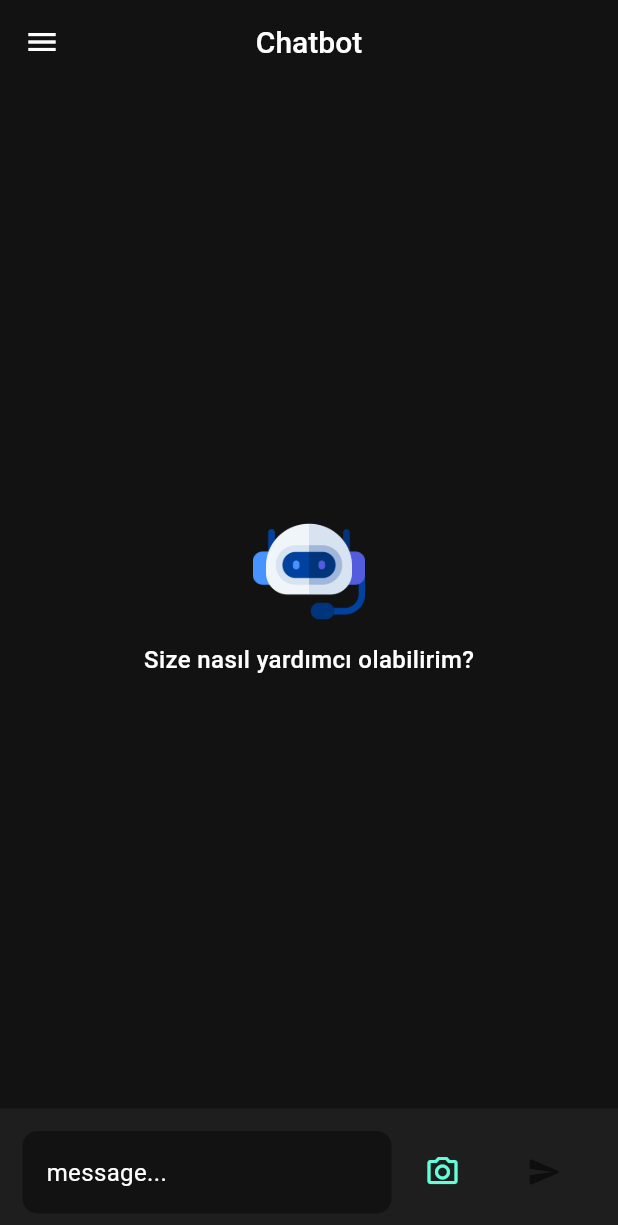
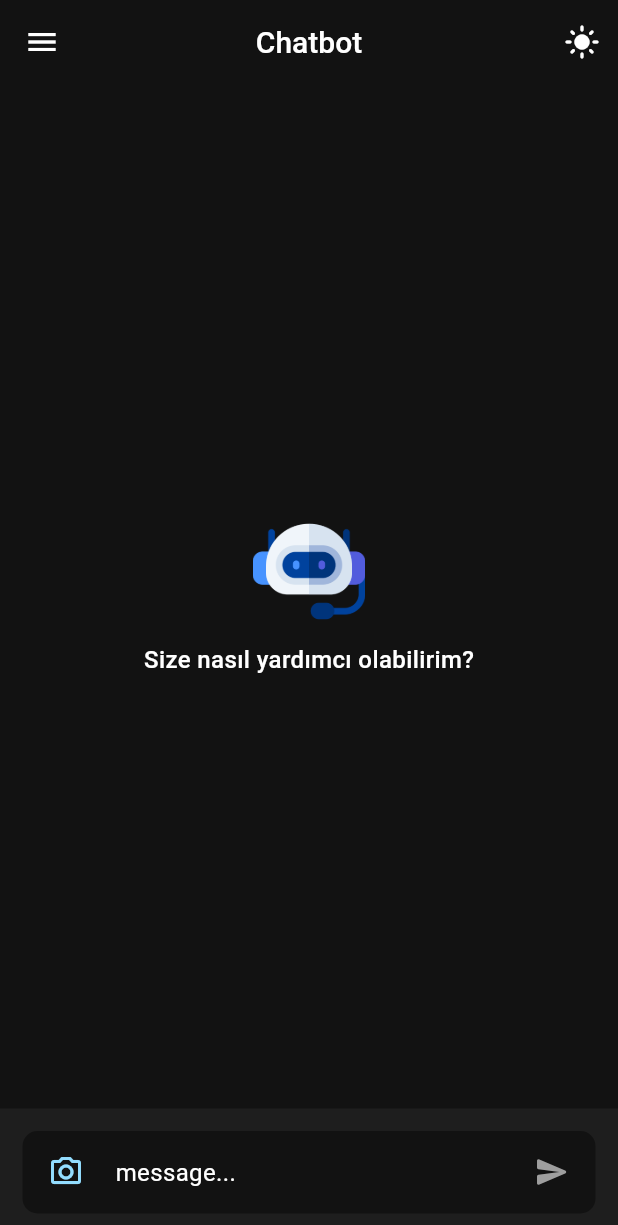
Before and after one commit to Emir1719/Chatbot, a Flutter app: the screen it shows after launch, on a phone screen of 412 x 824 dp. Shown: the top 1225 px of the screen. Run offline on Flutter 3.47's test engine with Material 3 defaults, Android fonts, the phone set to English and light mode, and no system bars; our stand-ins replace bloc, dio, equatable, flutter_bloc, google_generative_ai; network calls fail.

Commit message:
tema değişimi oldu

```diff
--- a/lib/features/chat/presentation/pages/chat/chat_view.dart
+++ b/lib/features/chat/presentation/pages/chat/chat_view.dart
@@ -1,6 +1,7 @@
 import 'package:chatbot/features/chat/presentation/widgets/chat/chat_drawer.dart';
 import 'package:chatbot/features/chat/presentation/widgets/chat/chat_list_view_builder.dart';
 import 'package:chatbot/features/chat/presentation/widgets/chat/chat_message_area.dart';
+import 'package:chatbot/features/chat/presentation/widgets/chat/theme_change_button.dart';
 import 'package:flutter/material.dart';
 
 class ChatView extends StatelessWidget {
@@ -9,7 +10,10 @@ class ChatView extends StatelessWidget {
   @override
   Widget build(BuildContext context) {
     return Scaffold(
-      appBar: AppBar(title: const Text("Chatbot")),
+      appBar: AppBar(
+        title: const Text("Chatbot"),
+        actions: [ThemeChangeButton()],
+      ),
       drawer: const ChatDrawer(),
       body: const Column(
         children: [
--- a/lib/features/chat/presentation/widgets/bubble/bubble_text.dart
+++ b/lib/features/chat/presentation/widgets/bubble/bubble_text.dart
@@ -13,7 +13,7 @@ class BubbleText extends StatelessWidget {
       children: [
         BubbleSpecialThree(
           text: chat?.userMessage ?? "",
-          color: const Color(0xFF1B97F3),
+          color: context.color.secondary,
           tail: true,
           isSender: true,
           textStyle: context.text.bodyMedium!.copyWith(
@@ -24,7 +24,7 @@ class BubbleText extends StatelessWidget {
         const SizedBox(height: 10),
         BubbleSpecialThree(
           text: chat?.modelMessage ?? "",
-          color: const Color(0xFF1B97F3),
+          color: context.color.secondary,
           tail: true,
           isSender: false,
           textStyle: context.text.bodyMedium!.copyWith(
--- a/lib/features/chat/presentation/widgets/chat/chat_button.dart
+++ b/lib/features/chat/presentation/widgets/chat/chat_button.dart
@@ -12,14 +12,9 @@ class ChatButton extends StatelessWidget {
     return BlocBuilder<MessageCubit, String>(
       builder: (context, message) {
         return Padding(
-          padding: const EdgeInsets.symmetric(horizontal: 10),
+          padding: const EdgeInsets.symmetric(horizontal: 5),
           child: IconButton(
-            onPressed: message.isEmpty
-                ? null
-                : () {
-                    context.read<ChatBloc>().add(UserMessageEvent(message: message));
-                    context.read<MessageCubit>().clearMessage();
-                  },
+            onPressed: _onPressed(message, context),
             icon: Icon(
               Icons.send_rounded,
               color: message.isEmpty ? context.color.shadow : context.color.secondary,
@@ -29,4 +24,13 @@ class ChatButton extends StatelessWidget {
       },
     );
   }
+
+  void Function()? _onPressed(String message, BuildContext context) {
+    return message.isEmpty
+        ? null
+        : () {
+            context.read<ChatBloc>().add(UserMessageEvent(message: message));
+            context.read<MessageCubit>().clearMessage();
+          };
+  }
 }
--- a/lib/features/chat/presentation/widgets/chat/chat_camera_send_button.dart
+++ b/lib/features/chat/presentation/widgets/chat/chat_camera_send_button.dart
@@ -11,7 +11,7 @@ class ChatCameraSendButton extends StatelessWidget {
     return BlocBuilder<MessageCubit, String>(
       builder: (context, message) {
         return Padding(
-          padding: const EdgeInsets.symmetric(horizontal: 10),
+          padding: const EdgeInsets.symmetric(horizontal: 5),
           child: IconButton(
             onPressed: () {},
             icon: Icon(
--- a/lib/features/chat/presentation/widgets/chat/chat_message_area.dart
+++ b/lib/features/chat/presentation/widgets/chat/chat_message_area.dart
@@ -1,5 +1,3 @@
-import 'package:chatbot/features/chat/presentation/widgets/chat/chat_button.dart';
-import 'package:chatbot/features/chat/presentation/widgets/chat/chat_camera_send_button.dart';
 import 'package:chatbot/features/chat/presentation/widgets/chat/chat_text_form.dart';
 import 'package:chatbot/util/extensions/context_extension.dart';
 import 'package:flutter/material.dart';
@@ -13,13 +11,7 @@ class ChatMessageArea extends StatelessWidget {
       width: context.width(),
       padding: const EdgeInsets.all(15),
       decoration: BoxDecoration(color: context.color.primaryContainer),
-      child: const Row(
-        children: [
-          ChatTextForm(),
-          ChatCameraSendButton(),
-          ChatButton(),
-        ],
-      ),
+      child: const ChatTextForm(),
     );
   }
 }
--- a/lib/features/chat/presentation/widgets/chat/chat_text_form.dart
+++ b/lib/features/chat/presentation/widgets/chat/chat_text_form.dart
@@ -1,4 +1,6 @@
 import 'package:chatbot/features/chat/presentation/bloc/message_cubit/message_cubit.dart';
+import 'package:chatbot/features/chat/presentation/widgets/chat/chat_button.dart';
+import 'package:chatbot/features/chat/presentation/widgets/chat/chat_camera_send_button.dart';
 import 'package:chatbot/util/extensions/context_extension.dart';
 import 'package:flutter/material.dart';
 import 'package:flutter_bloc/flutter_bloc.dart';
@@ -10,15 +12,17 @@ class ChatTextForm extends StatelessWidget {
   Widget build(BuildContext context) {
     final messageCubit = context.read<MessageCubit>();
 
-    return Expanded(
-      child: TextFormField(
-        controller: messageCubit.controller,
-        decoration: const InputDecoration(
-          hintText: "message...",
-        ),
-        style: context.text.bodyMedium,
-        onChanged: (value) => messageCubit.updateMessage(value),
+    return TextFormField(
+      controller: messageCubit.controller,
+      decoration: const InputDecoration(
+        hintText: "message...",
+        prefixIcon: ChatCameraSendButton(),
+        suffixIcon: ChatButton(),
       ),
+      maxLines: 10,
+      minLines: 1,
+      style: context.text.bodyMedium,
+      onChanged: (value) => messageCubit.updateMessage(value),
     );
   }
 }
--- /dev/null
+++ b/lib/features/chat/presentation/widgets/chat/theme_change_button.dart
@@ -0,0 +1,17 @@
+import 'package:chatbot/features/theme/presentation/cubit/theme_cubit.dart';
+import 'package:flutter/material.dart';
+import 'package:flutter_bloc/flutter_bloc.dart';
+
+class ThemeChangeButton extends StatelessWidget {
+  const ThemeChangeButton({super.key});
+
+  @override
+  Widget build(BuildContext context) {
+    final themeCubit = context.watch<ThemeCubit>();
+
+    return IconButton(
+      onPressed: () => themeCubit.change(),
+      icon: themeCubit.isDark() ? Icon(Icons.light_mode) : Icon(Icons.dark_mode),
+    );
+  }
+}
--- /dev/null
+++ b/lib/features/theme/presentation/cubit/theme_cubit.dart
@@ -0,0 +1,16 @@
+import 'package:bloc/bloc.dart';
+import 'package:equatable/equatable.dart';
+import 'package:flutter/material.dart';
+
+part 'theme_state.dart';
+
+class ThemeCubit extends Cubit<ThemeState> {
+  ThemeCubit() : super(ThemeState(mode: ThemeMode.dark));
+
+  void change() {
+    final newMode = isDark() ? ThemeMode.light : ThemeMode.dark;
+    emit(ThemeState(mode: newMode));
+  }
+
+  bool isDark() => state.mode == ThemeMode.dark;
+}
--- /dev/null
+++ b/lib/features/theme/presentation/cubit/theme_state.dart
@@ -0,0 +1,10 @@
+part of 'theme_cubit.dart';
+
+class ThemeState extends Equatable {
+  final ThemeMode mode;
+
+  const ThemeState({required this.mode});
+
+  @override
+  List<Object> get props => [mode];
+}
--- a/lib/main.dart
+++ b/lib/main.dart
@@ -2,6 +2,7 @@ import 'package:chatbot/features/chat/presentation/bloc/chat_bloc.dart';
 import 'package:chatbot/features/chat/presentation/bloc/conversation/conversation_bloc.dart';
 import 'package:chatbot/features/chat/presentation/bloc/message_cubit/message_cubit.dart';
 import 'package:chatbot/features/chat/presentation/pages/chat/chat_view.dart';
+import 'package:chatbot/features/theme/presentation/cubit/theme_cubit.dart';
 import 'package:chatbot/util/app_color_scheme.dart';
 import 'package:chatbot/util/app_theme.dart';
 import 'package:flutter/material.dart';
@@ -21,13 +22,18 @@ class MainApp extends StatelessWidget {
         BlocProvider(create: (context) => ConversationBloc()..add(LoadConversationsEvent())),
         BlocProvider(create: (context) => ChatBloc(context.read<ConversationBloc>())),
         BlocProvider(create: (context) => MessageCubit()),
+        BlocProvider(create: (context) => ThemeCubit()),
       ],
-      child: MaterialApp(
-        debugShowCheckedModeBanner: false,
-        theme: AppTheme.theme(AppColorScheme.light),
-        darkTheme: AppTheme.theme(AppColorScheme.dark),
-        themeMode: ThemeMode.dark,
-        home: const ChatView(),
+      child: BlocBuilder<ThemeCubit, ThemeState>(
+        builder: (context, state) {
+          return MaterialApp(
+            debugShowCheckedModeBanner: false,
+            theme: AppTheme.theme(AppColorScheme.light),
+            darkTheme: AppTheme.theme(AppColorScheme.dark),
+            themeMode: state.mode,
+            home: const ChatView(),
+          );
+        },
       ),
     );
   }
--- a/lib/util/app_color_scheme.dart
+++ b/lib/util/app_color_scheme.dart
@@ -19,8 +19,8 @@ final class AppColorScheme {
         onPrimary: Colors.black,
         tertiary: Colors.white,
         surface: Color(0xFF121212), // Koyu yüzey rengi
-        secondary: Colors.tealAccent,
-        shadow: Colors.black54,
+        secondary: Color.fromARGB(255, 147, 221, 255),
+        shadow: Colors.grey,
         primaryContainer: Color(0xFF1E1E1E),
       );
 }
--- a/pubspec.yaml
+++ b/pubspec.yaml
@@ -17,11 +17,12 @@ dependencies:
   chat_bubbles: ^1.6.0
   dio: ^5.7.0
   flex_color_scheme: ^7.3.1
+  image_picker: ^1.1.2
 
 dev_dependencies:
   flutter_test:
     sdk: flutter
-  flutter_lints: ^4.0.0
+  flutter_lints: ^5.0.0
 
 flutter:
   uses-material-design: true
```
Also changed, not shown: pubspec.lock, 5 other files.
